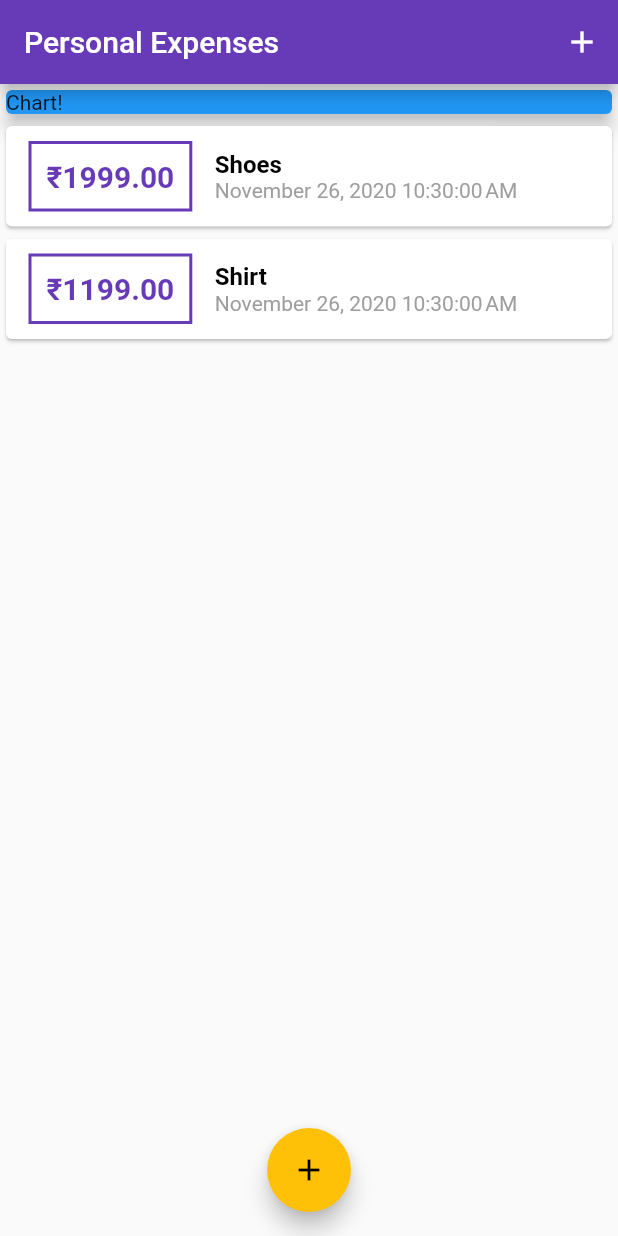
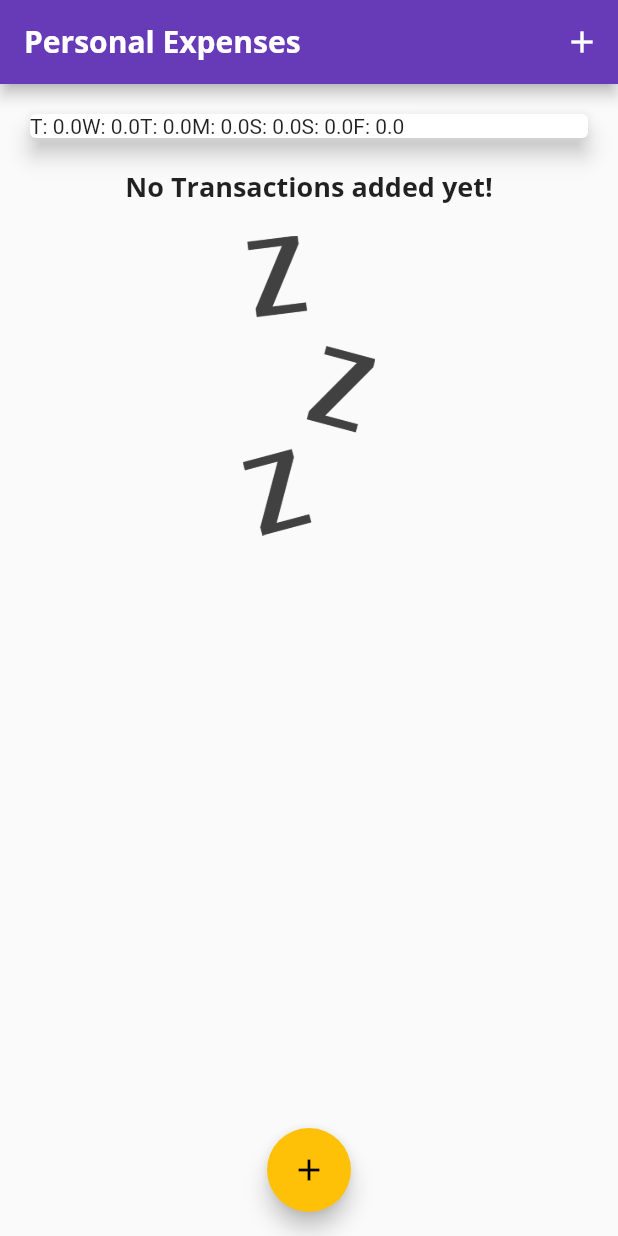
Before and after one commit to its-charan-here/Flutter-Apps, a Flutter app: the screen it shows after launch, on a phone screen of 412 x 824 dp. Run offline on Flutter 3.47's test engine with Material 2 defaults, Android fonts, the phone set to English and light mode, and no system bars.

Commit message:
developing the chart interface

```diff
--- a/expense_app/lib/main.dart
+++ b/expense_app/lib/main.dart
@@ -3,6 +3,7 @@ import 'package:flutter/material.dart';
 
 import './widgets/transaction_list.dart';
 import './widgets/new_transaction.dart';
+import './widgets/chart.dart';
 
 import './models/transaction.dart';
 
@@ -16,7 +17,23 @@ class MyApp extends StatelessWidget {
       theme: ThemeData(
         primarySwatch: Colors.deepPurple,
         accentColor: Colors.amber,
-
+        fontFamily: 'QuickSand',
+        textTheme: ThemeData.light().textTheme.copyWith(
+              headline6: TextStyle(
+                fontFamily: 'OpenSans',
+                fontWeight: FontWeight.bold,
+                fontSize: 18,
+              ),
+            ),
+        appBarTheme: AppBarTheme(
+          textTheme: ThemeData.light().textTheme.copyWith(
+                headline6: TextStyle(
+                  fontFamily: 'OpenSans',
+                  fontSize: 20,
+                  fontWeight: FontWeight.bold,
+                ),
+              ),
+        ),
       ),
       home: MyHomePage(),
     );
@@ -32,19 +49,29 @@ class MyHomePage extends StatefulWidget {
 
 class _MyHomePageState extends State<MyHomePage> {
   final List<Transaction> _userTransactions = [
-    Transaction(
-      id: 't1',
-      title: 'Shoes',
-      amount: 1999.00,
-      date: DateTime.now(),
-    ),
-    Transaction(
-      id: 't2',
-      title: 'Shirt',
-      amount: 1199.00,
-      date: DateTime.now(),
-    ),
+    // Transaction(
+    //   id: 't1',
+    //   title: 'Shoes',
+    //   amount: 1999.00,
+    //   date: DateTime.now(),
+    // ),
+    // Transaction(
+    //   id: 't2',
+    //   title: 'Shirt',
+    //   amount: 1199.00,
+    //   date: DateTime.now(),
+    // ),
   ];
+
+  List<Transaction> get _recentTransactions {
+    return _userTransactions.where((tx) {
+      return tx.date.isAfter(
+        DateTime.now().subtract(
+          Duration(days: 7),
+        ),
+      );
+    }).toList();
+  }
 
   void _addNewTransaction(String txTitle, double txAmount) {
     final newTx = Transaction(
@@ -66,7 +93,8 @@ class _MyHomePageState extends State<MyHomePage> {
         return GestureDetector(
           onTap: () {},
           child: NewTransaction(_addNewTransaction),
-          behavior: HitTestBehavior.opaque, // you can catch the tap event promptly
+          behavior:
+              HitTestBehavior.opaque, // you can catch the tap event promptly
         );
       },
     );
@@ -89,15 +117,7 @@ class _MyHomePageState extends State<MyHomePage> {
           // mainAxisAlignment: MainAxisAlignment.spaceAround,
           crossAxisAlignment: CrossAxisAlignment.stretch,
           children: <Widget>[
-            Container(
-              width: double.infinity,
-              child: Card(
-                // card is the child of the parent container which clearly sets the size
-                color: Colors.blue,
-                child: Text('Chart!'),
-                elevation: 5,
-              ),
-            ),
+            Chart(_recentTransactions),
             TransactionList(_userTransactions),
           ],
         ),
--- /dev/null
+++ b/expense_app/lib/widgets/chart.dart
@@ -0,0 +1,50 @@
+import 'package:expense_app/models/transaction.dart';
+import 'package:flutter/material.dart';
+import 'package:intl/intl.dart';
+
+class Chart extends StatelessWidget {
+  final List<Transaction> recentTransactions;
+  Chart(this.recentTransactions);
+
+  List<Map<String, Object>> get groupedTransactionValues {
+    return List.generate(
+      7,
+      (index) {
+        final weekDay = DateTime.now().subtract(
+          Duration(days: index),
+        );
+
+        var totalSum = 0.0;
+        for (var i = 0; i < recentTransactions.length; i++) {
+          if (recentTransactions[i].date.day == weekDay.day &&
+              recentTransactions[i].date.month == weekDay.month &&
+              recentTransactions[i].date.year == weekDay.year) {
+            totalSum += recentTransactions[i].amount;
+          }
+        }
+
+        // print(DateFormat.E().format(weekDay));
+        // print(totalSum);
+
+        return {
+          'day': DateFormat.E().format(weekDay).substring(0,1),
+          'amount': totalSum,
+        };
+      },
+    );
+  }
+
+  @override
+  Widget build(BuildContext context) {
+    // print(groupedTransactionValues);
+    return Card(
+      elevation: 6,
+      margin: EdgeInsets.all(20),
+      child: Row(
+        children: groupedTransactionValues.map((data){
+          return Text('${data['day']}: ${data['amount']}');
+        }).toList(),
+      ),
+    );
+  }
+}
--- /dev/null
+++ b/expense_app/lib/widgets/chart_bar.dart
@@ -0,0 +1,26 @@
+import 'package:flutter/material.dart';
+
+class ChartBar extends StatelessWidget {
+  final String label;
+  final double spendAmount;
+  final double spendPctofTotal;
+
+  ChartBar(this.label, this.spendAmount, this.spendPctofTotal);
+
+  @override
+  Widget build(BuildContext context) {
+    return Column(
+      children: <Widget>[
+        Text('₹${spendAmount.toStringAsFixed(0)}'),
+        SizedBox(height: 4),
+        Container(
+          height: 60,
+          width: 10,
+          child: Stack(),
+        ),
+        SizedBox(height: 4),
+        Text(label)
+      ],
+    );
+  }
+}
--- a/expense_app/lib/widgets/transaction_list.dart
+++ b/expense_app/lib/widgets/transaction_list.dart
@@ -12,7 +12,26 @@ class TransactionList extends StatelessWidget {
   Widget build(BuildContext context) {
     return Container(
       height: 550,
-      child: ListView.builder(
+      child: transactions.isEmpty
+          ? Column(
+              children: <Widget>[
+                Text(
+                  'No Transactions added yet!',
+                  style: Theme.of(context).textTheme.headline6,
+                ),
+                SizedBox(
+                  height: 20,
+                ),
+                Container(
+                  height: 200,
+                  child: Image.asset(
+                    'assets/images/waiting.png',
+                    fit: BoxFit.cover,
+                  ),
+                ),
+              ],
+            )
+          : ListView.builder(
               //this widget helos us to add multiple items with a scrolling feature it is really useful for a long list
               itemBuilder: (ctx, index) {
                 return Card(
@@ -44,11 +63,7 @@ class TransactionList extends StatelessWidget {
                         children: <Widget>[
                           Text(
                             transactions[index].title,
-                      style: TextStyle(
-                        fontWeight: FontWeight.bold,
-                        fontSize: 16,
-                        color: Colors.black,
-                      ),
+                            style: Theme.of(context).textTheme.headline6,
                           ),
                           Text(
                             // DateFormat('yyyy-MM-dd').format(tx.date),
```
Also changed, not shown: expense_app/pubspec.yaml (+14 -8 lines), expense_app/assets/fonts/OpenSans-Bold.ttf (added), expense_app/assets/fonts/OpenSans-Regular.ttf (added), expense_app/assets/fonts/Quicksand-Bold.ttf (added), expense_app/assets/fonts/Quicksand-Light.ttf (added), expense_app/assets/fonts/Quicksand-Medium.ttf (added), expense_app/assets/fonts/Quicksand-Regular.ttf (added), expense_app/assets/images/waiting.png (added). Lines whose indentation alone changed are shown as unchanged.
